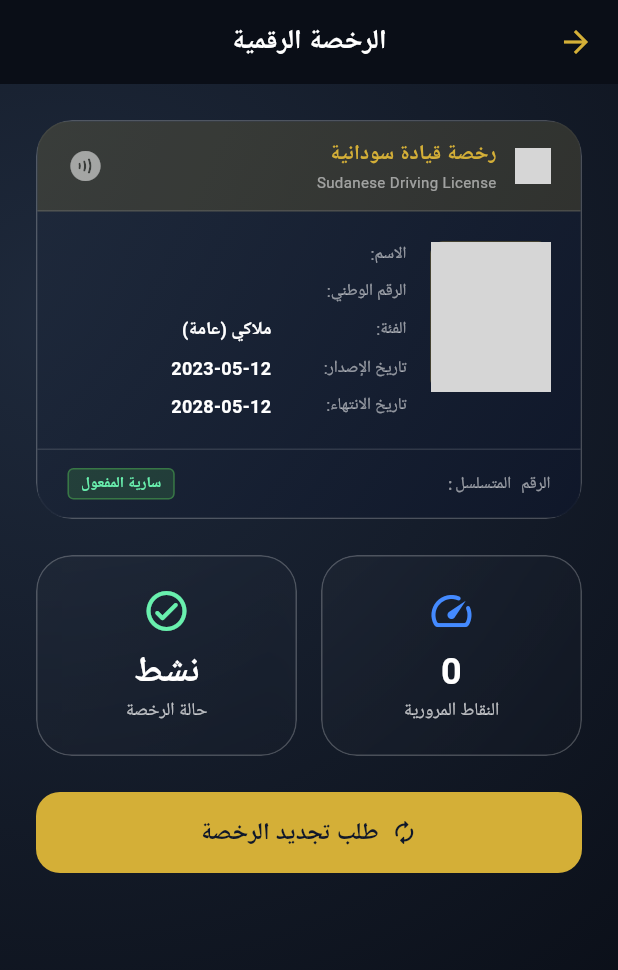
After one commit to mohammednaldeen412-ux/smart-traffic-sudan, a Flutter app: the DriverLicenseScreen screen opened directly, on a phone screen of 412 x 824 dp. The commit adds this screen. Shown: the top 970 px of the screen. Run offline on Flutter 3.47's test engine with Material 3 defaults, Android fonts, the phone set to English and light mode, and no system bars; our stand-ins replace cloud_firestore, cloud_functions, firebase_auth, firebase_core, firebase_messaging, flutter_secure_storage and 6 more; accounts and stored records are empty; network calls fail; Roboto replaces fonts that are missing (Cairo); grey boxes are pictures that could not be loaded.

Commit message:
feat: digital driver license and vehicle dates UI

```diff
--- a/lib/core/services/auth_service.dart
+++ b/lib/core/services/auth_service.dart
@@ -345,12 +345,19 @@ class AuthService extends ChangeNotifier {
 
       await _fetchUserProfile(credential.user!.uid);
 
-      // Seed a dummy vehicle for testing purposes tied to this National ID
+      // Seed dummy vehicles for testing purposes tied to this National ID
       try {
         final rand = Random();
         final plates = ['خ 12345', 'ج 9876', 'ن 4567', 'ق 3321'];
         final makes = ['Hyundai', 'Toyota', 'Kia', 'Nissan'];
         final models = ['Tucson', 'Camry', 'Sportage', 'Sunny'];
+        final colors = ['أبيض', 'أسود', 'فضي', 'أحمر'];
+
+        for (int i = 0; i < 2; i++) {
+          final isExpired = i == 1; // الثانية منتهية الترخيص للتجربة
+          final expiryDate = isExpired
+            ? DateTime.now().subtract(Duration(days: 30 + rand.nextInt(60)))
+            : DateTime.now().add(Duration(days: 90 + rand.nextInt(180)));
 
           await _firestore.collection('vehicles').add({
             'userId': credential.user!.uid, // UID for relations
@@ -360,16 +367,17 @@ class AuthService extends ChangeNotifier {
             'year': 2015 + rand.nextInt(9),
             'plateNumber': plates[rand.nextInt(plates.length)].split(' ')[1],
             'plateStateCode': plates[rand.nextInt(plates.length)].split(' ')[0],
-          'plateCategory': 'ملاكي',
+            'plateCategoryCode': 'ملاكي',
             'chassisNumber': 'KNHM${rand.nextInt(99999999)}',
-          'engineNumber': 'G4KD${rand.nextInt(99999)}',
-          'color': 'أبيض',
-          'isVerified': true,
+            'color': colors[rand.nextInt(colors.length)],
+            'isVerified': true, // موثقة
+            'licenseExpiryDate': Timestamp.fromDate(expiryDate), // تاريخ متفاوت
             'createdAt': FieldValue.serverTimestamp(),
           });
-        debugPrint('Seeded dummy vehicle for $nationalId');
+        }
+        debugPrint('Seeded 2 dummy vehicles with varying dates for $nationalId');
       } catch (e) {
-        debugPrint('Failed to seed vehicle: $e');
+        debugPrint('Failed to seed vehicles: $e');
       }
       _isLoading = false;
       notifyListeners();
--- /dev/null
+++ b/lib/screens/profile/driver_license_screen.dart
@@ -0,0 +1,226 @@
+import 'package:flutter/material.dart';
+import 'package:provider/provider.dart';
+import '../../core/services/auth_service.dart';
+import '../../widgets/glass_card.dart';
+
+class DriverLicenseScreen extends StatelessWidget {
+  const DriverLicenseScreen({super.key});
+
+  @override
+  Widget build(BuildContext context) {
+    final auth = context.watch<AuthService>();
+    final user = auth.currentUser;
+
+    if (user == null) {
+      return const Scaffold(body: Center(child: CircularProgressIndicator()));
+    }
+
+    // Dummy data for visual design
+    final issueDate = '2023-05-12';
+    final expiryDate = '2028-05-12';
+    final points = 0;
+    final status = 'سارية المفعول';
+
+    return Scaffold(
+      backgroundColor: const Color(0xFF0A0E17),
+      appBar: AppBar(
+        title: const Text('الرخصة الرقمية', style: TextStyle(color: Colors.white, fontWeight: FontWeight.bold)),
+        backgroundColor: Colors.transparent,
+        elevation: 0,
+        iconTheme: const IconThemeData(color: Color(0xFFD4AF37)),
+      ),
+      body: Container(
+        decoration: const BoxDecoration(
+          gradient: RadialGradient(
+            center: Alignment(-0.8, -0.6),
+            radius: 1.5,
+            colors: [
+              Color(0xFF1E293B),
+              Color(0xFF0A0E17),
+            ],
+          ),
+        ),
+        child: ListView(
+          padding: const EdgeInsets.all(24),
+          children: [
+            // The Digital License Card
+            GlassCard(
+              padding: EdgeInsets.zero,
+              child: Container(
+                decoration: BoxDecoration(
+                  borderRadius: BorderRadius.circular(20),
+                  gradient: LinearGradient(
+                    colors: [
+                      const Color(0xFF1E293B).withOpacity(0.8),
+                      const Color(0xFF0F172A).withOpacity(0.9),
+                    ],
+                    begin: Alignment.topLeft,
+                    end: Alignment.bottomRight,
+                  ),
+                ),
+                child: Column(
+                  children: [
+                    // Header of the card
+                    Container(
+                      padding: const EdgeInsets.symmetric(horizontal: 20, vertical: 12),
+                      decoration: BoxDecoration(
+                        color: const Color(0xFFD4AF37).withOpacity(0.15),
+                        border: const Border(bottom: BorderSide(color: Colors.white12)),
+                        borderRadius: const BorderRadius.vertical(top: Radius.circular(20)),
+                      ),
+                      child: Row(
+                        mainAxisAlignment: MainAxisAlignment.spaceBetween,
+                        children: [
+                          Row(
+                            children: [
+                              Image.asset('assets/images/logo.png', width: 30, height: 30, errorBuilder: (c, e, s) => const Icon(Icons.security, color: Color(0xFFD4AF37))),
+                              const SizedBox(width: 12),
+                              const Column(
+                                crossAxisAlignment: CrossAxisAlignment.start,
+                                children: [
+                                  Text('رخصة قيادة سودانية', style: TextStyle(color: Color(0xFFD4AF37), fontWeight: FontWeight.bold, fontSize: 14)),
+                                  Text('Sudanese Driving License', style: TextStyle(color: Colors.white54, fontSize: 10)),
+                                ],
+                              ),
+                            ],
+                          ),
+                          const Icon(Icons.contactless_rounded, color: Colors.white54),
+                        ],
+                      ),
+                    ),
+
+                    // Body of the card
+                    Padding(
+                      padding: const EdgeInsets.all(20),
+                      child: Row(
+                        crossAxisAlignment: CrossAxisAlignment.start,
+                        children: [
+                          // Photo
+                          Container(
+                            width: 80,
+                            height: 100,
+                            decoration: BoxDecoration(
+                              borderRadius: BorderRadius.circular(8),
+                              border: Border.all(color: const Color(0xFFD4AF37).withOpacity(0.5)),
+                              image: DecorationImage(
+                                image: NetworkImage(user.profileImageUrl ?? 'https://ui-avatars.com/api/?name=${user.fullName}&background=random'),
+                                fit: BoxFit.cover,
+                              ),
+                            ),
+                          ),
+                          const SizedBox(width: 16),
+
+                          // Details
+                          Expanded(
+                            child: Column(
+                              crossAxisAlignment: CrossAxisAlignment.start,
+                              children: [
+                                _buildLicenseRow('الاسم:', user.fullName),
+                                const SizedBox(height: 8),
+                                _buildLicenseRow('الرقم الوطني:', user.nationalId),
+                                const SizedBox(height: 8),
+                                _buildLicenseRow('الفئة:', 'ملاكي (عامة)'),
+                                const SizedBox(height: 8),
+                                _buildLicenseRow('تاريخ الإصدار:', issueDate),
+                                const SizedBox(height: 8),
+                                _buildLicenseRow('تاريخ الانتهاء:', expiryDate),
+                              ],
+                            ),
+                          ),
+                        ],
+                      ),
+                    ),
+
+                    // Footer Bar
+                    Container(
+                      padding: const EdgeInsets.symmetric(horizontal: 20, vertical: 12),
+                      decoration: const BoxDecoration(
+                        border: Border(top: BorderSide(color: Colors.white12)),
+                      ),
+                      child: Row(
+                        mainAxisAlignment: MainAxisAlignment.spaceBetween,
+                        children: [
+                          Text('الرقم المتسلسل: ${user.driverLicenseNumber}', style: const TextStyle(color: Colors.white54, fontSize: 11, fontFamily: 'monospace')),
+                          Container(
+                            padding: const EdgeInsets.symmetric(horizontal: 8, vertical: 2),
+                            decoration: BoxDecoration(
+                              color: Colors.green.withOpacity(0.2),
+                              borderRadius: BorderRadius.circular(4),
+                              border: Border.all(color: Colors.green.withOpacity(0.5)),
+                            ),
+                            child: Text(status, style: const TextStyle(color: Colors.greenAccent, fontSize: 10, fontWeight: FontWeight.bold)),
+                          )
+                        ],
+                      ),
+                    ),
+                  ],
+                ),
+              ),
+            ),
+
+            const SizedBox(height: 24),
+
+            // Status and Points
+            Row(
+              children: [
+                Expanded(
+                  child: GlassCard(
+                    child: Column(
+                      children: [
+                        const Icon(Icons.speed_rounded, color: Colors.blueAccent, size: 32),
+                        const SizedBox(height: 8),
+                        Text('$points', style: const TextStyle(color: Colors.white, fontSize: 24, fontWeight: FontWeight.bold)),
+                        const Text('النقاط المرورية', style: TextStyle(color: Colors.white70, fontSize: 12)),
+                      ],
+                    ),
+                  ),
+                ),
+                const SizedBox(width: 16),
+                Expanded(
+                  child: GlassCard(
+                    child: Column(
+                      children: [
+                        const Icon(Icons.check_circle_outline_rounded, color: Colors.greenAccent, size: 32),
+                        const SizedBox(height: 8),
+                        const Text('نشط', style: const TextStyle(color: Colors.white, fontSize: 24, fontWeight: FontWeight.bold)),
+                        const Text('حالة الرخصة', style: TextStyle(color: Colors.white70, fontSize: 12)),
+                      ],
+                    ),
+                  ),
+                ),
+              ],
+            ),
+
+            const SizedBox(height: 24),
+
+            // Renewal Action
+            ElevatedButton.icon(
+              onPressed: () {
+                ScaffoldMessenger.of(context).showSnackBar(const SnackBar(content: Text('رخصتك سارية المفعول ولا تحتاج لتجديد حالياً')));
+              },
+              icon: const Icon(Icons.autorenew_rounded),
+              label: const Text('طلب تجديد الرخصة', style: TextStyle(fontSize: 16, fontWeight: FontWeight.bold)),
+              style: ElevatedButton.styleFrom(
+                backgroundColor: const Color(0xFFD4AF37),
+                foregroundColor: const Color(0xFF0F172A),
+                padding: const EdgeInsets.symmetric(vertical: 16),
+                shape: RoundedRectangleBorder(borderRadius: BorderRadius.circular(16)),
+                elevation: 0,
+              ),
+            ),
+          ],
+        ),
+      ),
+    );
+  }
+
+  Widget _buildLicenseRow(String label, String value) {
+    return Row(
+      crossAxisAlignment: CrossAxisAlignment.start,
+      children: [
+        SizedBox(width: 90, child: Text(label, style: const TextStyle(color: Colors.white54, fontSize: 11))),
+        Expanded(child: Text(value, style: const TextStyle(color: Colors.white, fontSize: 12, fontWeight: FontWeight.bold))),
+      ],
+    );
+  }
+}
--- a/lib/screens/profile/profile_settings_screen.dart
+++ b/lib/screens/profile/profile_settings_screen.dart
@@ -5,6 +5,7 @@ import '../../core/services/auth_service.dart';
 import '../../core/theme/app_colors.dart';
 import '../../widgets/glass_card.dart';
 import '../auth/login_screen.dart';
+import 'driver_license_screen.dart';
 
 class ProfileSettingsScreen extends StatelessWidget {
   const ProfileSettingsScreen({super.key});
@@ -85,6 +86,17 @@ class ProfileSettingsScreen extends StatelessWidget {
                   const SizedBox(height: 24),
 
                   // خيارات الإعدادات
+                  _buildGlassListTile(
+                    icon: Icons.card_membership_rounded,
+                    title: 'الرخصة الرقمية',
+                    subtitle: 'عرض رخصة القيادة ونقاط المرور',
+                    onTap: () {
+                      Navigator.of(context).push(
+                        MaterialPageRoute(builder: (_) => const DriverLicenseScreen()),
+                      );
+                    },
+                  ),
+                  const SizedBox(height: 12),
                   _buildGlassListTile(
                     icon: Icons.language_rounded,
                     title: 'لغة التطبيق',
--- a/lib/screens/vehicles/vehicles_list_screen.dart
+++ b/lib/screens/vehicles/vehicles_list_screen.dart
@@ -280,15 +280,17 @@ class _VehiclesListScreenState extends State<VehiclesListScreen> {
                       Container(
                         padding: const EdgeInsets.symmetric(horizontal: 8, vertical: 2),
                         decoration: BoxDecoration(
-                          color: vehicle.isVerified
-                            ? const Color(0xFF69F0AE).withValues(alpha: 0.2)
-                            : const Color(0xFFFF8A80).withValues(alpha: 0.2),
+                          color: vehicle.isLicenseExpired
+                            ? const Color(0xFFFF8A80).withValues(alpha: 0.2)
+                            : vehicle.isVerified
+                              ? const Color(0xFF69F0AE).withValues(alpha: 0.2)
+                              : const Color(0xFFFF8A80).withValues(alpha: 0.2),
                           borderRadius: BorderRadius.circular(6),
                         ),
                         child: Text(
-                          vehicle.isVerified ? 'مرخصة وموثقة' : 'غير مرخصة',
+                          vehicle.isLicenseExpired ? 'منتهية الترخيص' : vehicle.isVerified ? 'مرخصة وموثقة' : 'غير مرخصة',
                           style: TextStyle(
-                            color: vehicle.isVerified ? const Color(0xFF69F0AE) : const Color(0xFFFF8A80),
+                            color: vehicle.isLicenseExpired ? const Color(0xFFFF8A80) : vehicle.isVerified ? const Color(0xFF69F0AE) : const Color(0xFFFF8A80),
                             fontSize: 10,
                             fontWeight: FontWeight.bold,
                           ),
```
Lines whose indentation alone changed are shown as unchanged.
